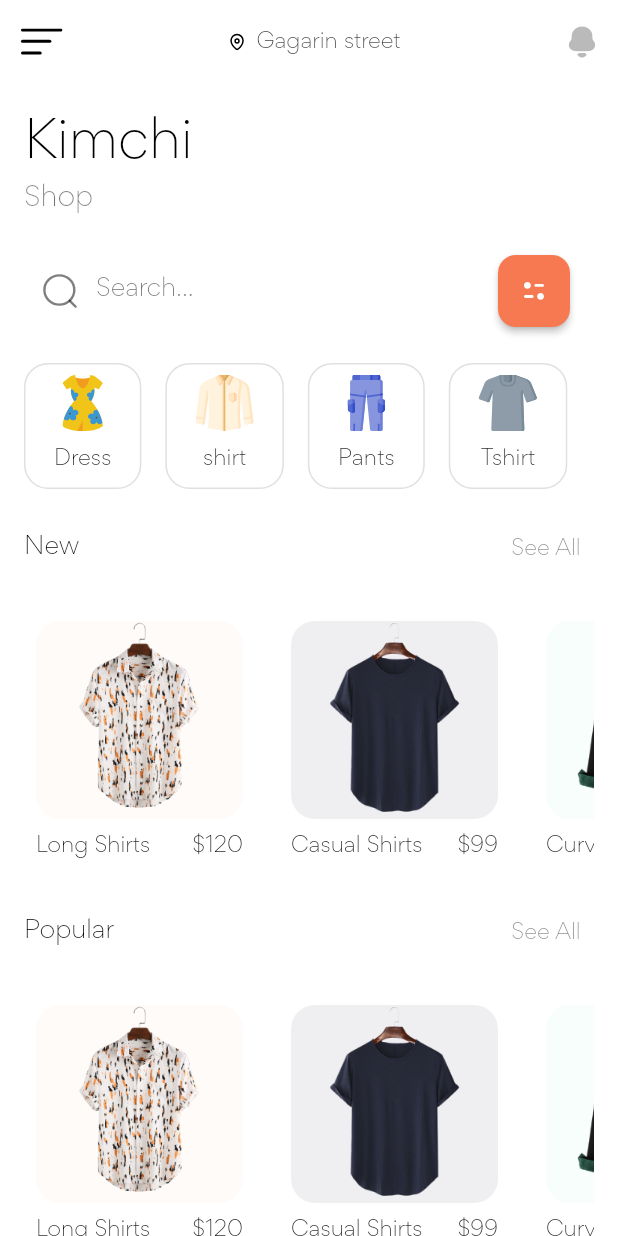
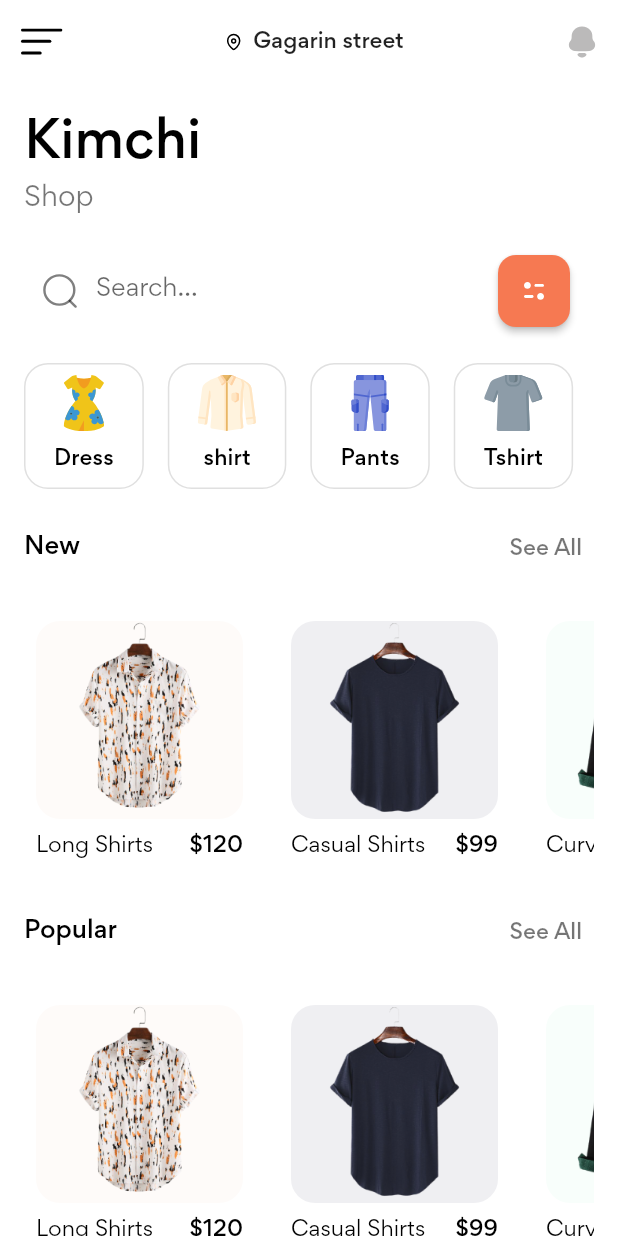
Before and after one commit to al-saqr/shopping_app, a Flutter app: the screen it shows after launch, on a phone screen of 412 x 824 dp. Run offline on Flutter 3.47's test engine with Material 2 defaults, Android fonts, the phone set to English and light mode, and no system bars; our stand-ins replace flutter_svg.

Commit message:
errors fixed

```diff
--- a/lib/screens/home/components/search_form.dart
+++ b/lib/screens/home/components/search_form.dart
@@ -34,7 +34,7 @@ class SearchForm extends StatelessWidget {
               height: 48,
               child: ElevatedButton(
                 style: ElevatedButton.styleFrom(
-                  primary: Color(0xFFF67952),
+                  primary: const Color(0xFFF67952),
                   shape: const RoundedRectangleBorder(
                     borderRadius: BorderRadius.all(
                       Radius.circular(12),
--- a/pubspec.yaml
+++ b/pubspec.yaml
@@ -6,7 +6,7 @@ publish_to: 'none' # Remove this line if you wish to publish to pub.dev
 version: 1.0.0+1
 
 environment:
-  sdk: '>=2.18.0-8.0.dev <3.0.0'
+  sdk: '>=2.17.1 <3.0.0'
 
 dependencies:
   cupertino_icons: ^1.0.2
@@ -34,8 +34,8 @@ flutter:
   fonts:
     - family: Gordita
       fonts:
-        - asset: assets/fonts/Gordita-Regular.otf
-        - asset: assets/fonts/Gordita-Italic.otf
+        - asset: assets/fonts/Gordita_Regular.otf
+        - asset: assets/fonts/Gordita_Medium.otf
           weight: 500
         - asset: assets/fonts/Gordita_Bold.otf
           weight: 700
```
Also changed, not shown: pubspec.lock.
